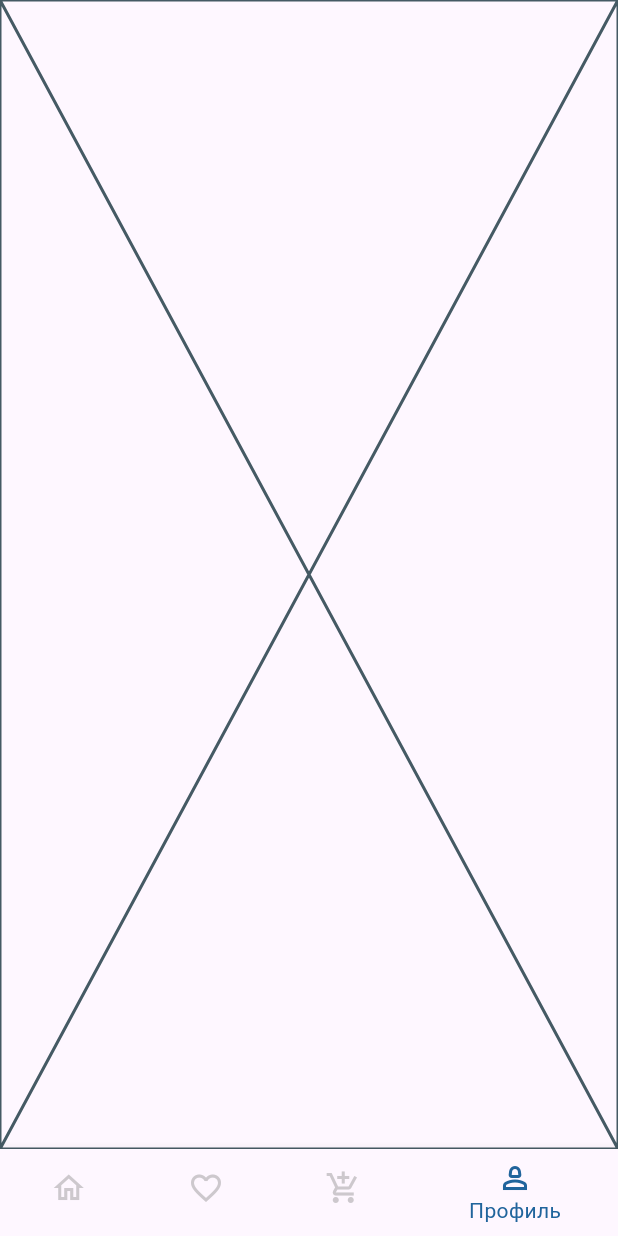
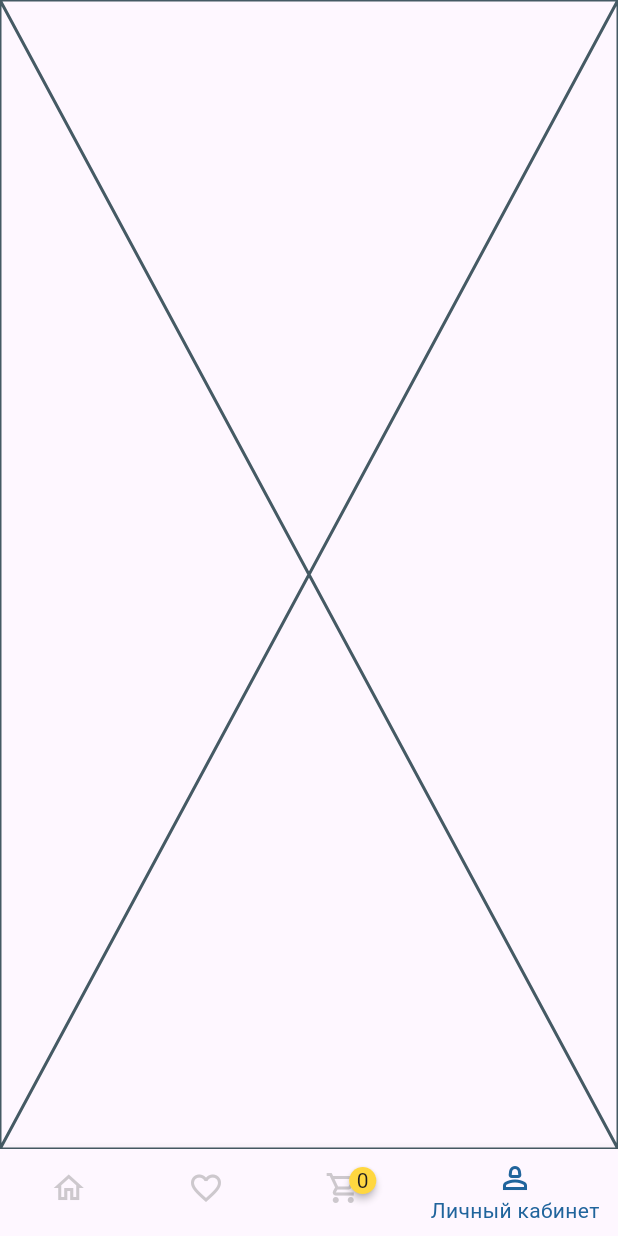
Before and after one commit to ikenchik/full_proj_pks, a Flutter app: the screen it shows after launch, item 4 of the bottom bar chosen, on a phone screen of 412 x 824 dp. Run offline on Flutter 3.47's test engine with Material 3 defaults, Android fonts, the phone set to English and light mode, and no system bars; drawn by our look-alikes of badges; network calls fail.

Commit message:
design of shopping cart

```diff
--- a/lib/components/b_nav_bar.dart
+++ b/lib/components/b_nav_bar.dart
@@ -4,6 +4,9 @@ import 'package:full_proj_pks/pages/fav_page.dart';
 import 'package:full_proj_pks/pages/home_page.dart';
 import 'package:full_proj_pks/pages/profile.dart';
 import 'package:full_proj_pks/pages/shopping_cart.dart';
+import 'package:full_proj_pks/models/cart_manager.dart';
+import 'package:provider/provider.dart';
+import 'package:badges/badges.dart' as badges;
 
 class BNavBar extends StatefulWidget {
   const BNavBar({super.key});
@@ -31,26 +34,35 @@ class _BNavBarState extends State<BNavBar> {
 
   @override
   Widget build(BuildContext context) {
+    final cartManager = Provider.of<CartManager>(context);
     return Scaffold(
       body:
         _widgetOptions.elementAt(_selectedIndex),
       bottomNavigationBar: BottomNavigationBar(
-        items: const <BottomNavigationBarItem>[
-          BottomNavigationBarItem(
+        items: <BottomNavigationBarItem>[
+          const BottomNavigationBarItem(
             icon: Icon(Icons.home_outlined),
             label: "Главная",
           ),
-          BottomNavigationBarItem(
+          const BottomNavigationBarItem(
             icon: Icon(Icons.favorite_outline),
             label: "Избранное",
           ),
           BottomNavigationBarItem(
-            icon: Icon(Icons.add_shopping_cart_outlined),
+            icon: badges.Badge(
+              badgeContent: Text(
+                "${cartManager.cartProducts.length}",
+              ),
+              badgeStyle: const badges.BadgeStyle(
+                badgeColor: Colors.amberAccent,
+              ),
+              child: const Icon(Icons.shopping_cart_outlined)
+            ),
             label: "Корзина",
           ),
-          BottomNavigationBarItem(
+          const BottomNavigationBarItem(
             icon: Icon(Icons.person_2_outlined),
-            label: "Профиль",
+            label: "Личный кабинет",
           ),
         ],
         currentIndex: _selectedIndex,
--- a/lib/models/cart_manager.dart
+++ b/lib/models/cart_manager.dart
@@ -1,4 +1,5 @@
 import 'package:flutter/material.dart';
+import 'package:full_proj_pks/models/product.dart';
 import 'package:full_proj_pks/models/product.dart';
 
 class CartManager with ChangeNotifier{
@@ -14,7 +15,6 @@ class CartManager with ChangeNotifier{
   }
 
   void removeFromCart(Product product, BuildContext context){
-    if(product.quantity == 1) {
       showDialog(
         context: context,
         builder: (BuildContext context) {
@@ -45,8 +45,6 @@ class CartManager with ChangeNotifier{
           );
         },
       );
-      product.quantity--;
-    }
   }
 
   bool isInCart(Product product){
--- a/lib/models/product_manager.dart
+++ b/lib/models/product_manager.dart
@@ -1,5 +1,8 @@
 import 'package:flutter/material.dart';
 import 'package:full_proj_pks/models/product.dart';
+import 'package:full_proj_pks/models/cart_manager.dart';
+import 'package:full_proj_pks/models/favorite_manager.dart';
+import 'package:provider/provider.dart';
 
 class ProductManager with ChangeNotifier{
   final List<Product> _products = <Product>[
@@ -30,6 +33,7 @@ class ProductManager with ChangeNotifier{
   ];
 
   List<Product> get products => _products;
+
 
   void addToProducts(Product product){
     if (!_products.contains(product)){
--- a/pubspec.yaml
+++ b/pubspec.yaml
@@ -36,6 +36,7 @@ dependencies:
   # Use with the CupertinoIcons class for iOS style icons.
   cupertino_icons: ^1.0.6
   provider: ^6.1.2
+  badges: ^3.1.2
 
 dev_dependencies:
   flutter_test:
```
Also changed, not shown: lib/components/cart_product.dart (+28 -9 lines), lib/pages/product_page.dart (+19 -14 lines), pubspec.lock.
